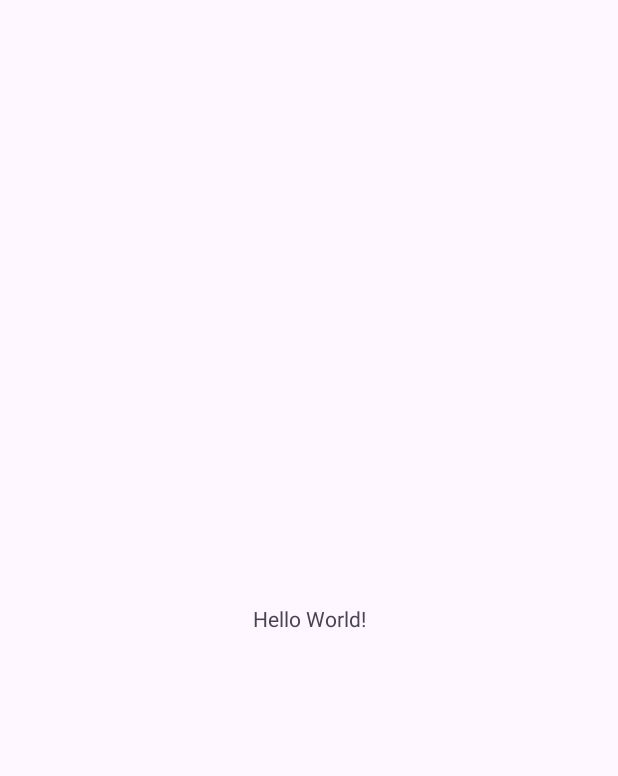
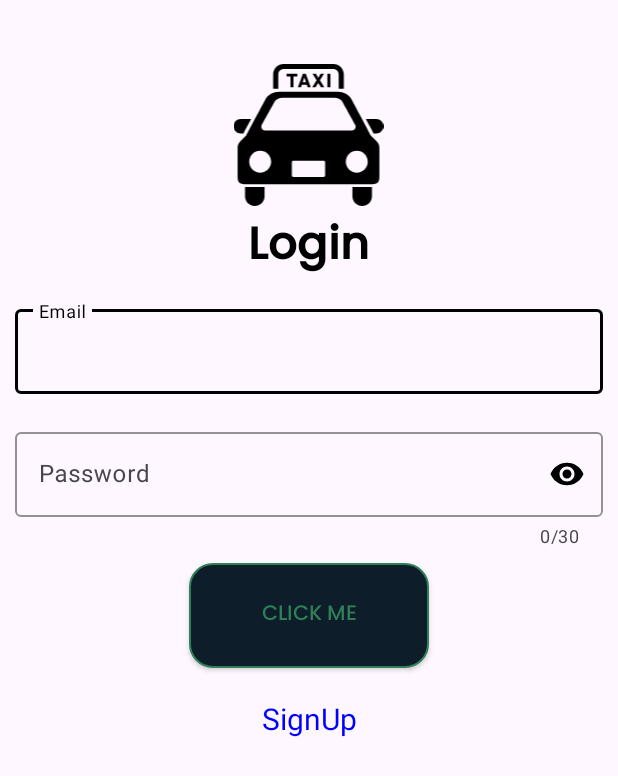
Before and after one commit to tarunpayup/android_class, an Android app: the screen it shows after launch (MainActivity), on a phone screen of 412 x 824 dp. Before the commit the part shown is almost empty. Shown: the top 776 px of the screen. Run offline under Robolectric (Android 15) with nearby library versions, the phone set to English and light mode, and no system bars.

Commit message:
New push

```diff
--- a/app/build.gradle.kts
+++ b/app/build.gradle.kts
@@ -41,4 +41,5 @@ dependencies {
     testImplementation(libs.junit)
     androidTestImplementation(libs.androidx.espresso.core)
     androidTestImplementation(libs.androidx.junit)
+    implementation("io.github.pilgr:paperdb:2.7.2")
 }
--- a/app/src/main/java/com/example/myapplication/MainActivity.kt
+++ b/app/src/main/java/com/example/myapplication/MainActivity.kt
@@ -11,10 +11,6 @@ class MainActivity : AppCompatActivity() {
         super.onCreate(savedInstanceState)
         enableEdgeToEdge()
         setContentView(R.layout.activity_main)
-        ViewCompat.setOnApplyWindowInsetsListener(findViewById(R.id.main)) { v, insets ->
-            val systemBars = insets.getInsets(WindowInsetsCompat.Type.systemBars())
-            v.setPadding(systemBars.left, systemBars.top, systemBars.right, systemBars.bottom)
-            insets
-        }
+
     }
 }
--- /dev/null
+++ b/app/src/main/res/drawable/button_background.xml
@@ -0,0 +1,6 @@
+<?xml version="1.0" encoding="utf-8"?>
+<shape xmlns:android="http://schemas.android.com/apk/res/android" android:shape="rectangle">
+    <solid android:color="#0D1E2A"/>
+    <corners android:radius="15dp"/>
+    <stroke android:color="#2F7F57" android:width="1dp"/>
+</shape>
--- /dev/null
+++ b/app/src/main/res/drawable/taxi_svg.xml
@@ -0,0 +1,36 @@
+<vector xmlns:android="http://schemas.android.com/apk/res/android"
+    android:width="800dp"
+    android:height="800dp"
+    android:viewportWidth="512"
+    android:viewportHeight="512">
+  <path
+      android:pathData="M34.31,250.89c2.3,-5.02 6.69,-13.28 14.44,-27.81c3.53,-6.67 7.5,-14.05 11.56,-21.63H24.72C11.06,201.45 0,212.52 0,226.19c0,13.64 11.06,24.7 24.72,24.7H34.31z"
+      android:fillColor="#000000"/>
+  <path
+      android:pathData="M487.28,201.45h-35.59c4.08,7.58 8.03,14.95 11.56,21.63c7.75,14.53 12.13,22.8 14.44,27.81h9.59c13.66,0 24.72,-11.06 24.72,-24.7C512,212.52 500.94,201.45 487.28,201.45z"
+      android:fillColor="#000000"/>
+  <path
+      android:pathData="M39.39,465.19c0,18.41 14.94,33.33 33.33,33.33c18.41,0 33.31,-14.92 33.31,-33.33v-31.52H39.39V465.19z"
+      android:fillColor="#000000"/>
+  <path
+      android:pathData="M405.94,465.19c0,18.41 14.94,33.33 33.34,33.33s33.33,-14.92 33.33,-33.33v-31.52h-66.67V465.19z"
+      android:fillColor="#000000"/>
+  <path
+      android:pathData="M467.88,257.11c1.69,0.48 -61.69,-115.83 -64.72,-122.11c-8,-16.67 -27.78,-26.7 -47.06,-26.7c-22.28,0 -84.34,0 -84.34,0s-93.56,0 -115.86,0c-19.3,0 -39.03,10.03 -47.05,26.7c-3.03,6.28 -66.39,122.59 -64.72,122.11c0,0 -20.5,20.44 -22.06,22.06c-8.63,9.28 -8,17.3 -8,25.31c0,0 0,75.3 0,92.56c0,17.28 3.06,26.73 23.44,26.73h437c20.38,0 23.47,-9.45 23.47,-26.73c0,-17.27 0,-92.56 0,-92.56c0,-8.02 0.59,-16.03 -8.06,-25.31C488.41,277.55 467.88,257.11 467.88,257.11zM96.56,221.42c0,0 40.7,-73.31 43.09,-78.11c4.13,-8.2 15.84,-14.14 27.83,-14.14h177.03c12,0 23.7,5.94 27.83,14.14c2.41,4.8 43.11,78.11 43.11,78.11c3.75,6.75 0.44,19.31 -10.67,19.31H107.22C96.11,240.73 92.81,228.17 96.56,221.42zM91.13,384.47c-20.66,0 -37.41,-16.73 -37.41,-37.39c0,-20.67 16.75,-37.41 37.41,-37.41s37.39,16.73 37.39,37.41C128.52,367.73 111.78,384.47 91.13,384.47zM312.78,394.58c0,2.73 -2.22,4.95 -4.94,4.95H204.17c-2.73,0 -4.95,-2.22 -4.95,-4.95v-45.67c0,-2.7 2.22,-4.91 4.95,-4.91h103.67c2.72,0 4.94,2.2 4.94,4.91V394.58zM420.88,384.47c-20.66,0 -37.42,-16.73 -37.42,-37.39c0,-20.67 16.77,-37.41 37.42,-37.41s37.41,16.75 37.41,37.41S441.53,384.47 420.88,384.47z"
+      android:fillColor="#000000"/>
+  <path
+      android:pathData="M152.91,49.25c0.02,-10.05 8.17,-18.2 18.22,-18.22h169.75c10.03,0.02 18.19,8.17 18.2,18.22v49.17h17.55V49.25c0,-19.75 -16,-35.75 -35.75,-35.77h-169.75c-19.75,0.02 -35.75,16.02 -35.77,35.77v49.17h17.55V49.25z"
+      android:fillColor="#000000"/>
+  <path
+      android:pathData="M195.14,92.94h8.89c0.44,0 0.72,-0.27 0.72,-0.67V56.33c0,-0.28 0.16,-0.42 0.41,-0.42h12.06c0.41,0 0.72,-0.27 0.72,-0.67v-7.47c0,-0.41 -0.31,-0.69 -0.72,-0.69h-35.25c-0.44,0 -0.72,0.28 -0.72,0.69v7.47c0,0.41 0.28,0.67 0.72,0.67h12.05c0.28,0 0.42,0.14 0.42,0.42v35.94C194.44,92.67 194.72,92.94 195.14,92.94z"
+      android:fillColor="#000000"/>
+  <path
+      android:pathData="M237.44,47.08c-0.5,0 -0.78,0.28 -0.92,0.69l-16.39,44.5c-0.16,0.41 0,0.67 0.47,0.67h9.2c0.48,0 0.77,-0.2 0.91,-0.67l2.67,-8.03h16.69l2.72,8.03c0.16,0.47 0.44,0.67 0.94,0.67h9.09c0.5,0 0.63,-0.27 0.5,-0.67l-16.13,-44.5c-0.16,-0.41 -0.41,-0.69 -0.92,-0.69H237.44zM247.25,75.81h-11l5.41,-16.05h0.2L247.25,75.81z"
+      android:fillColor="#000000"/>
+  <path
+      android:pathData="M269.84,92.94h9.69c0.63,0 0.91,-0.2 1.19,-0.67l8.53,-13.97h0.22l8.5,13.97c0.28,0.47 0.53,0.67 1.19,0.67h9.73c0.52,0 0.64,-0.41 0.45,-0.81l-14.31,-22.86l13.3,-21.38c0.23,-0.41 0.08,-0.81 -0.41,-0.81h-9.73c-0.56,0 -0.84,0.2 -1.14,0.69l-7.58,12.39h-0.22l-7.56,-12.39c-0.27,-0.48 -0.55,-0.69 -1.13,-0.69h-9.75c-0.47,0 -0.63,0.41 -0.41,0.81l13.27,21.38l-14.23,22.86C269.16,92.53 269.36,92.94 269.84,92.94z"
+      android:fillColor="#000000"/>
+  <path
+      android:pathData="M320.42,47.77v44.5c0,0.41 0.28,0.67 0.69,0.67h8.92c0.41,0 0.69,-0.27 0.69,-0.67v-44.5c0,-0.41 -0.28,-0.69 -0.69,-0.69h-8.92C320.7,47.08 320.42,47.36 320.42,47.77z"
+      android:fillColor="#000000"/>
+</vector>
--- a/app/src/main/res/layout/activity_main.xml
+++ b/app/src/main/res/layout/activity_main.xml
@@ -1,19 +1,91 @@
 <?xml version="1.0" encoding="utf-8"?>
-<androidx.constraintlayout.widget.ConstraintLayout xmlns:android="http://schemas.android.com/apk/res/android"
+<LinearLayout xmlns:android="http://schemas.android.com/apk/res/android"
     xmlns:app="http://schemas.android.com/apk/res-auto"
     xmlns:tools="http://schemas.android.com/tools"
     android:id="@+id/main"
     android:layout_width="match_parent"
     android:layout_height="match_parent"
+    android:orientation="vertical"
     tools:context=".MainActivity">
+    <ImageView
+        android:layout_width="150sp"
+        android:layout_height="100dp"
+        android:src="@drawable/taxi_svg"
+        android:layout_gravity="center"
+        android:layout_marginTop="40dp"
+        />
 
     <TextView
         android:layout_width="wrap_content"
         android:layout_height="wrap_content"
-        android:text="Hello World!"
-        app:layout_constraintBottom_toBottomOf="parent"
-        app:layout_constraintEnd_toEndOf="parent"
-        app:layout_constraintStart_toStartOf="parent"
-        app:layout_constraintTop_toTopOf="parent" />
+        android:layout_gravity="center"
+        android:fontFamily="@font/poppins_medium"
+        android:text="Login"
+        android:textColor="@color/black"
+        android:textSize="30sp"
+        android:textStyle="bold" />
 
-</androidx.constraintlayout.widget.ConstraintLayout>
+    <com.google.android.material.textfield.TextInputLayout
+        android:id="@+id/email"
+        android:layout_width="match_parent"
+        android:layout_height="wrap_content"
+        android:layout_margin="10dp"
+        android:hint="Email"
+        app:hintAnimationEnabled="true"
+        app:hintTextColor="@color/black"
+        app:boxStrokeColor="@color/black"
+        >
+        <com.google.android.material.textfield.TextInputEditText
+            android:layout_width="match_parent"
+            android:layout_height="match_parent"
+            android:inputType="textEmailAddress"
+            />
+
+    </com.google.android.material.textfield.TextInputLayout>
+
+    <com.google.android.material.textfield.TextInputLayout
+        android:layout_width="match_parent"
+        android:layout_height="wrap_content"
+        android:layout_margin="10dp"
+        android:hint="Password"
+        app:hintAnimationEnabled="true"
+        app:hintTextColor="@color/black"
+        app:boxStrokeColor="@color/black"
+        app:passwordToggleEnabled="true"
+        app:passwordToggleTint="@color/black"
+        app:counterEnabled="true"
+        app:counterMaxLength="30"
+        app:boxStrokeWidth="1dp"
+        >
+        <com.google.android.material.textfield.TextInputEditText
+            android:layout_width="match_parent"
+            android:layout_height="match_parent"
+            android:inputType="textPassword"
+            />
+    </com.google.android.material.textfield.TextInputLayout>
+
+
+    <androidx.appcompat.widget.AppCompatButton
+        android:layout_width="160dp"
+        android:layout_height="70dp"
+        android:text="Click Me"
+        android:textColor="#2F7F57"
+        android:layout_gravity="center"
+        android:fontFamily="@font/poppins_medium"
+        android:background="@drawable/button_background"
+        />
+
+    <TextView
+        android:id="@+id/signupBtn"
+        android:layout_width="match_parent"
+        android:layout_height="wrap_content"
+        android:layout_marginTop="20dp"
+        android:gravity="center"
+        android:text="SignUp"
+        android:textColor="#0000FF"
+        android:textSize="20sp"/>
+
+
+
+
+</LinearLayout>
--- a/app/src/main/res/values/colors.xml
+++ b/app/src/main/res/values/colors.xml
@@ -1,5 +1,17 @@
 <?xml version="1.0" encoding="utf-8"?>
 <resources>
-    <color name="black">#FF000000</color>
-    <color name="white">#FFFFFFFF</color>
+    <color name="primary">#1A73E8</color>
+    <color name="primary_dark">#0D47A1</color>
+    <color name="on_primary">#FFFFFF</color>
+    <color name="secondary">#FF6D00</color>
+    <color name="background">#FFFFFF</color>
+    <color name="surface">#FFFFFF</color>
+    <color name="text_primary">#1C1B1F</color>
+    <color name="text_secondary">#5F6368</color>
+    <color name="text_hint">#9AA0A6</color>
+    <color name="error">#D93025</color>
+    <color name="outline">#DADCE0</color>
+    <color name="divider">#E8EAED</color>
+    <color name="white">#FFFFFF</color>
+    <color name="black">#000000</color>
 </resources>
--- a/app/src/main/res/values/strings.xml
+++ b/app/src/main/res/values/strings.xml
@@ -1,4 +1,5 @@
 <resources>
     <string name="app_name">Android Class</string>
     <string name="cd_app_logo">My Logo Badge</string>
+
 </resources>
```
Also changed, not shown: app/src/main/res/font/poppins_medium.ttf (added).
